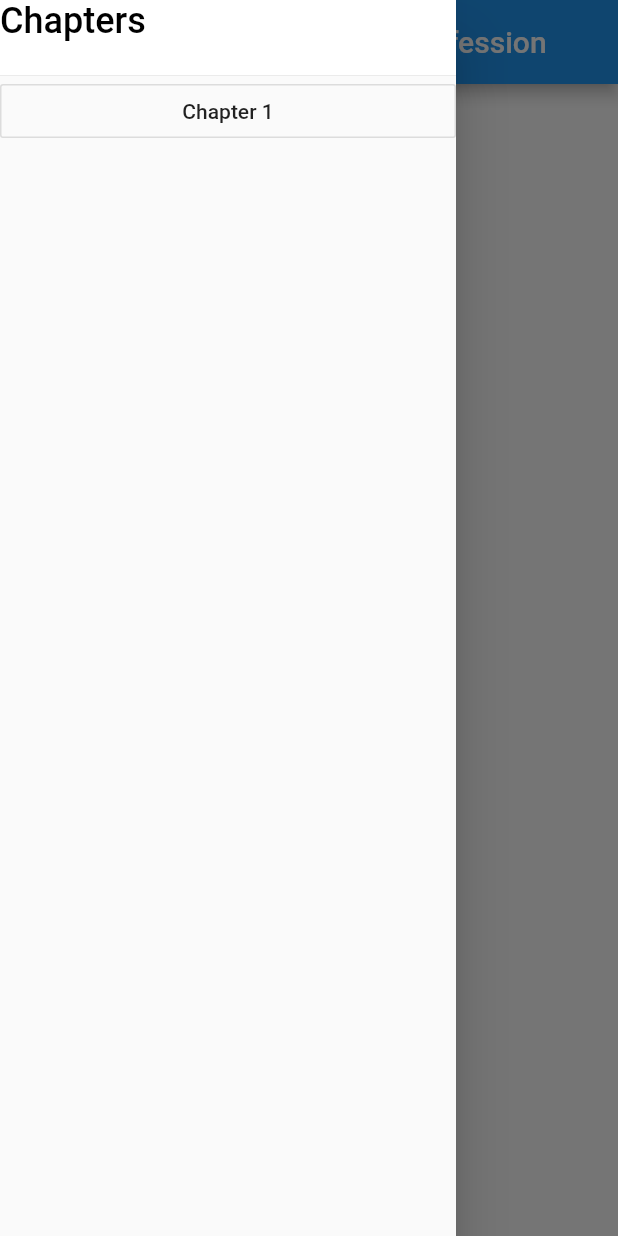
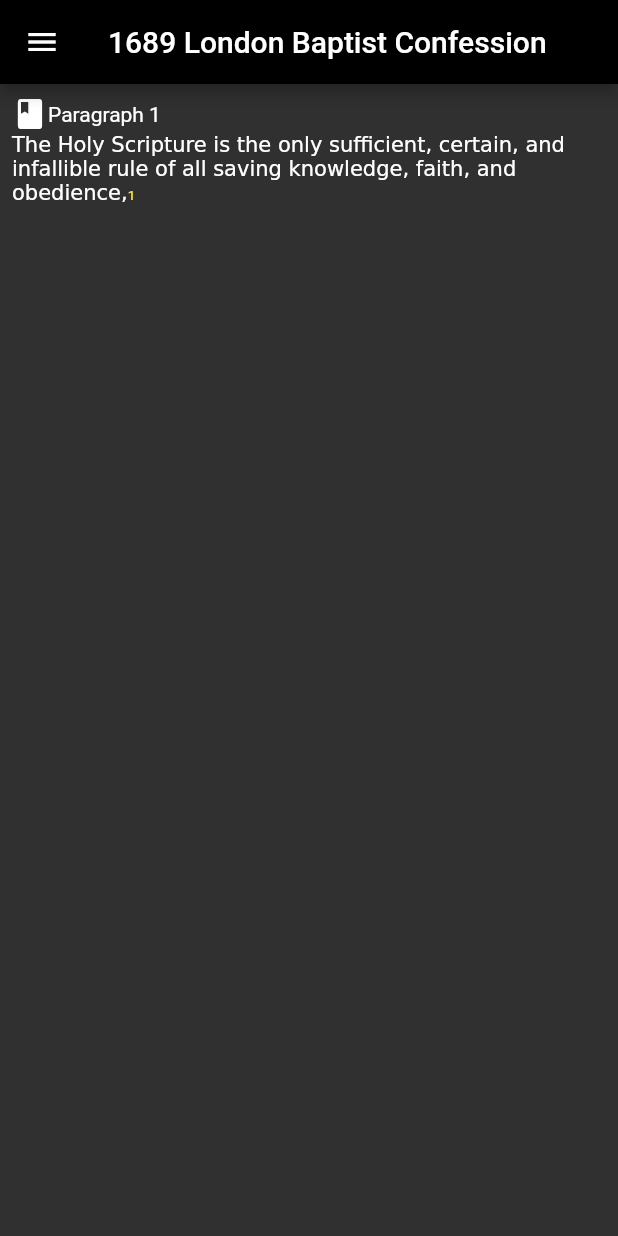
Before and after one commit to benhcleve/1689ConfessionFlutter, a Flutter app: the screen it shows after launch, in the side drawer, after a tap on "Chapter 1", on a phone screen of 412 x 824 dp. Run offline on Flutter 3.47's test engine with Material 2 defaults, Android fonts, the phone set to English and light mode, and no system bars.

Commit message:
Added chapter one

```diff
--- /dev/null
+++ b/lib/Components/page_route.dart
@@ -0,0 +1,47 @@
+import 'package:flutter/cupertino.dart';
+
+class SizeInPageRoute extends PageRouteBuilder {
+  final Widget widget;
+
+  SizeInPageRoute({this.widget})
+      : super(
+            transitionDuration: Duration(milliseconds: 250),
+            transitionsBuilder: (BuildContext context,
+                Animation<double> animation,
+                Animation<double> secAnimation,
+                Widget child) {
+              animation =
+                  CurvedAnimation(parent: animation, curve: Curves.decelerate);
+              return ScaleTransition(
+                alignment: Alignment.center,
+                scale: animation,
+                child: child,
+              );
+            },
+            pageBuilder: (BuildContext context, Animation<double> animation,
+                Animation<double> secAnimation) {
+              return widget;
+            });
+}
+
+class InstantPageRoute extends PageRouteBuilder {
+  final Widget widget;
+
+  InstantPageRoute({this.widget})
+      : super(
+            transitionDuration: Duration(seconds: 0),
+            transitionsBuilder: (BuildContext context,
+                Animation<double> animation,
+                Animation<double> secAnimation,
+                Widget child) {
+              return ScaleTransition(
+                alignment: Alignment.center,
+                scale: animation,
+                child: child,
+              );
+            },
+            pageBuilder: (BuildContext context, Animation<double> animation,
+                Animation<double> secAnimation) {
+              return widget;
+            });
+}
--- /dev/null
+++ b/lib/Data/chapter1_data.dart
@@ -0,0 +1,4 @@
+class ChapterOneData {
+  static var p1Ref1 =
+      "The Holy Scripture is the only sufficient, certain, and infallible rule of all saving knowledge, faith, and obedience,";
+}
--- /dev/null
+++ b/lib/Screens/chapter_1.dart
@@ -0,0 +1,58 @@
+import 'package:confession_app/Components/page_route.dart';
+import 'package:confession_app/Data/chapter1_data.dart';
+import 'package:flutter/material.dart';
+import 'package:confession_app/Screens/home_screen.dart';
+
+class Chapter1 extends StatelessWidget {
+  @override
+  Widget build(BuildContext context) {
+    TextStyle verseRefBody = new TextStyle(color: Colors.yellow, fontSize: 9);
+
+    Key par1 = UniqueKey();
+
+    return Scaffold(
+      appBar: AppBar(title: Text("1689 London Baptist Confession")),
+      drawer: Drawer(
+          child: SafeArea(
+        child: ListView(
+          children: <Widget>[
+            Container(
+              height: 50.0,
+              child: DrawerHeader(
+                  child: Text('Chapters', style: TextStyle(fontSize: 24)),
+                  margin: EdgeInsets.all(0.0),
+                  padding: EdgeInsets.all(0.0)),
+            ),
+            OutlineButton(
+              child: Text('Home'),
+              onPressed: () {
+                Navigator.push(context, SizeInPageRoute(widget: HomeScreen()));
+              },
+            )
+          ],
+        ),
+      )),
+      body: Padding(
+        padding: const EdgeInsets.all(8.0),
+        child: SafeArea(
+          child: Column(
+            children: [
+              Row(
+                key: par1,
+                children: <Widget>[Icon(Icons.book), Text('Paragraph 1')],
+              ),
+              RichText(
+                text: TextSpan(
+                  children: [
+                    TextSpan(text: ChapterOneData.p1Ref1),
+                    TextSpan(text: '1', style: verseRefBody),
+                  ],
+                ),
+              ),
+            ],
+          ),
+        ),
+      ),
+    );
+  }
+}
--- a/lib/Screens/home_screen.dart
+++ b/lib/Screens/home_screen.dart
@@ -1,10 +1,11 @@
+import 'package:confession_app/Components/page_route.dart';
 import 'package:flutter/material.dart';
+import 'package:confession_app/Screens/chapter_1.dart';
 
 class HomeScreen extends StatelessWidget {
   @override
   Widget build(BuildContext context) {
     return Scaffold(
-      backgroundColor: Colors.white,
       appBar: AppBar(title: Text("1689 London Baptist Confession")),
       drawer: Drawer(
           child: SafeArea(
@@ -13,24 +14,25 @@ class HomeScreen extends StatelessWidget {
             Container(
               height: 50.0,
               child: DrawerHeader(
-                  child: Text('Chapters',
-                      style: TextStyle(color: Colors.black, fontSize: 24)),
-                  decoration: BoxDecoration(color: Colors.white),
+                  child: Text('Chapters', style: TextStyle(fontSize: 24)),
                   margin: EdgeInsets.all(0.0),
                   padding: EdgeInsets.all(0.0)),
             ),
             OutlineButton(
               child: Text('Chapter 1'),
               onPressed: () {
-                print("Hello");
+                Navigator.push(context, InstantPageRoute(widget: Chapter1()));
               },
-            )
+            ),
           ],
         ),
       )),
-      body: SafeArea(
-        child: Row(
-          children: <Widget>[Icon(Icons.book), Text('Paragraph 1')],
+      body: Center(
+        child: SafeArea(
+          child: Text(
+            '1689 London Baptist Confession',
+            style: TextStyle(fontWeight: FontWeight.bold, fontSize: 24),
+          ),
         ),
       ),
     );
--- a/lib/main.dart
+++ b/lib/main.dart
@@ -7,6 +7,7 @@ class MyApp extends StatelessWidget {
   @override
   Widget build(BuildContext context) {
     return MaterialApp(
+      theme: ThemeData(brightness: Brightness.dark, primaryColor: Colors.black),
       home: HomeScreen(),
     );
   }
```
Also changed, not shown: lib/Screens/chapter_screen.dart (added, +58 -0 lines).
